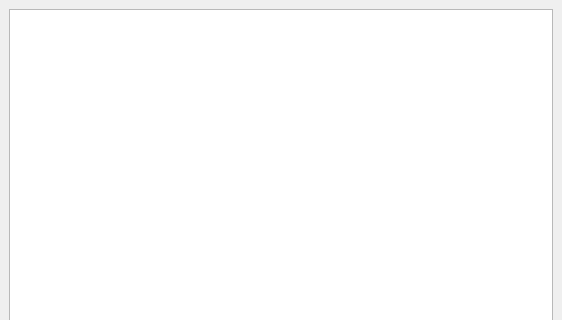
studio-berry/loop, file Pdf4QtDocDiff/differencesdockwidget.ui: the form before one commit; both pictures show x 0 to 562 and y 0 to 320 of the 562 by 537 pixel window.
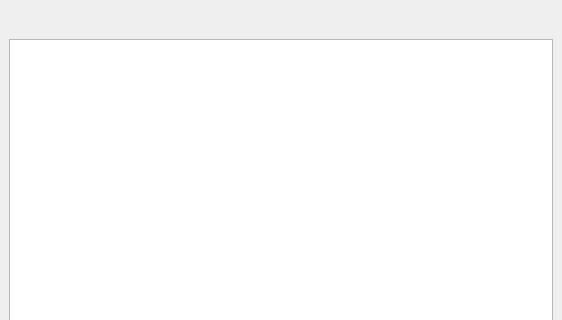
The form after the commit.

Commit message: DocDiff application: differences dock widget

What changed in the file:
```diff
--- a/Pdf4QtDocDiff/differencesdockwidget.ui
+++ b/Pdf4QtDocDiff/differencesdockwidget.ui
@@ -15,6 +15,23 @@
   </property>
   <widget class="QWidget" name="dockWidgetContents">
    <layout class="QVBoxLayout" name="verticalLayout">
+    <item>
+     <widget class="QLabel" name="infoTextLabel">
+      <property name="font">
+       <font>
+        <pointsize>16</pointsize>
+        <weight>75</weight>
+        <bold>true</bold>
+       </font>
+      </property>
+      <property name="text">
+       <string/>
+      </property>
+      <property name="alignment">
+       <set>Qt::AlignCenter</set>
+      </property>
+     </widget>
+    </item>
     <item>
      <widget class="QTreeWidget" name="differencesTreeWidget">
       <property name="wordWrap">
```
The commit also changes 6 other files.
